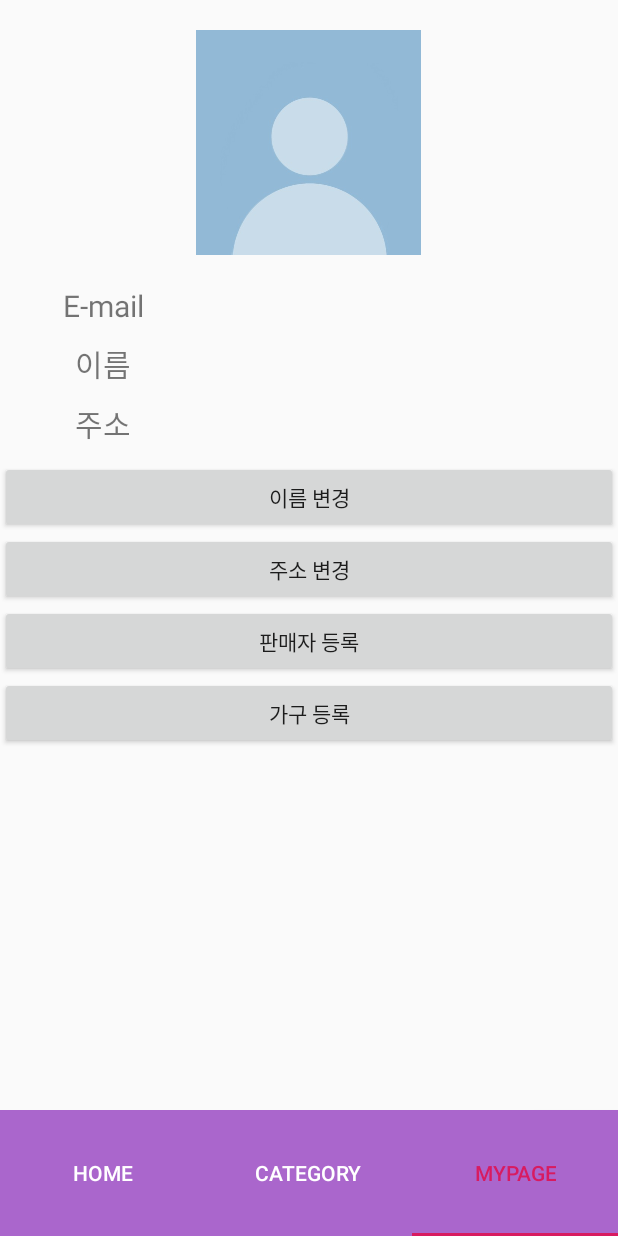
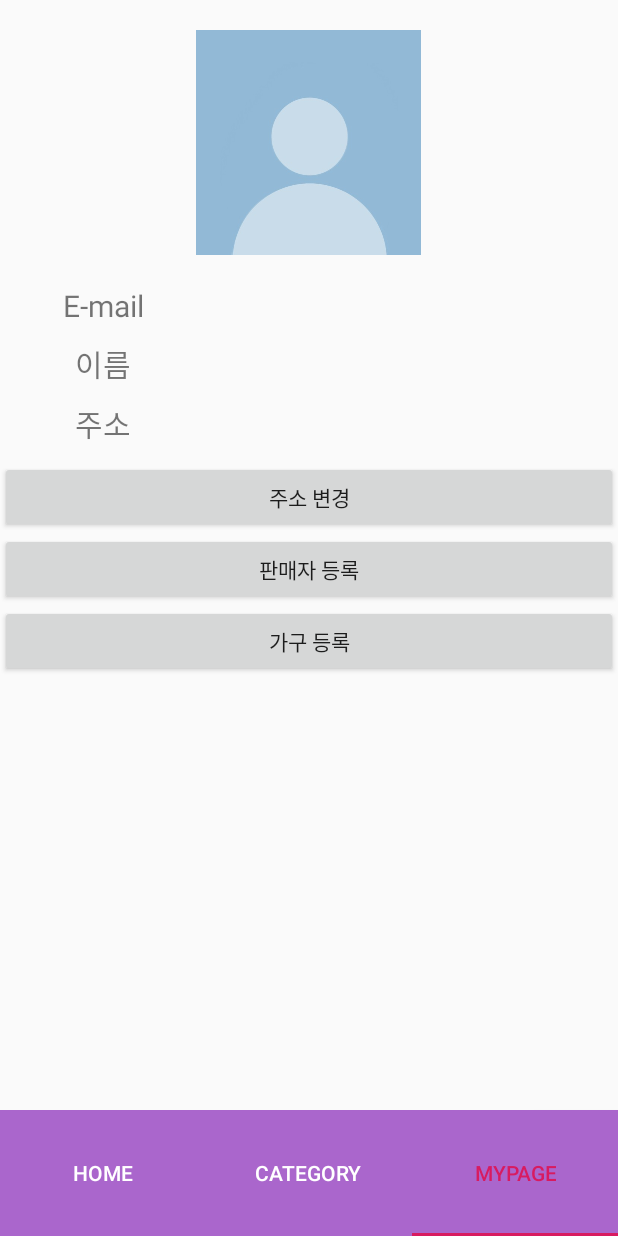
Before and after one commit to hglee93/2019spring_41class_team1, an Android app: the MainActivity screen opened directly, with no data from a screen before it, item 3 of the bottom bar chosen, on a phone screen of 412 x 824 dp. Run offline under Robolectric (Android 15) with nearby library versions, the phone set to English and light mode, and no system bars; our stand-ins replace Firebase (no records; nobody signed in at launch, a user with empty details on screens opened directly).

Commit message:
Add Changing address function.

```diff
--- a/src/app/src/main/res/layout/fragment_mypage.xml
+++ b/src/app/src/main/res/layout/fragment_mypage.xml
@@ -108,23 +108,15 @@
                 android:layout_gravity="center"
                 android:gravity="center_horizontal"
                 android:layout_weight="2"
-                android:text="수원시 영통구 매탄1동"
                 android:textSize="20dp" />
         </LinearLayout>
     </LinearLayout>
 
     <Button
-        android:id="@+id/btnChangeName"
+        android:id="@+id/btnChangeAddr"
         android:layout_width="match_parent"
         android:layout_height="wrap_content"
         android:layout_below="@+id/userInfo"
-        android:text="이름 변경" />
-
-    <Button
-        android:id="@+id/btnChangeAddr"
-        android:layout_width="match_parent"
-        android:layout_height="wrap_content"
-        android:layout_below="@+id/btnChangeName"
         android:text="주소 변경" />
 
     <Button
```
Also changed, not shown: src/app/src/main/java/com/team/gajimarket/activity/MainActivity.java (+0 -11 lines), src/app/src/main/java/com/team/gajimarket/fragment/FragmentMypage.java (+17 -37 lines).
